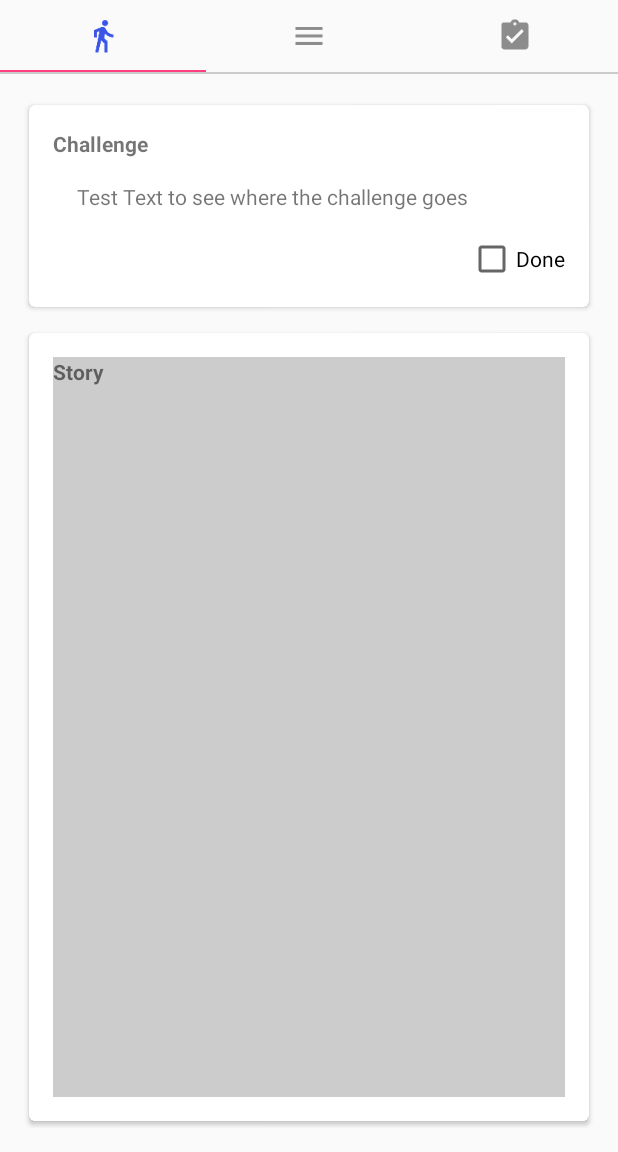
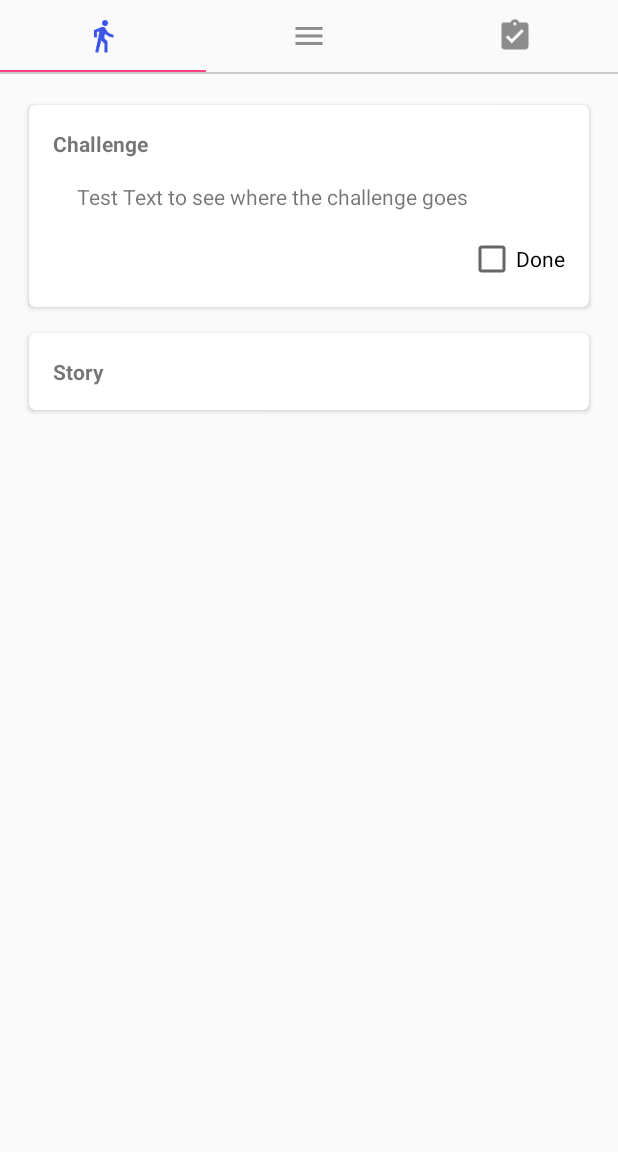
Before and after one commit to parousia/sojourner, an Android app: the screen it shows after launch (MainActivity), on a phone screen of 412 x 824 dp, the part 84-1236 px from its top. Run offline under Robolectric (Android 15) with nearby library versions, the phone set to English and light mode, and no system bars.

Commit message:
Update JourneyFragment Layout

```diff
--- a/app/src/main/res/layout/fragment_journey.xml
+++ b/app/src/main/res/layout/fragment_journey.xml
@@ -30,6 +30,7 @@
                 android:layout_height="wrap_content"
                 android:layout_below="@id/challenge_title_textView"
                 android:layout_margin="16dp"
+                android:layout_marginRight="-8dp"
                 android:text="Test Text to see where the challenge goes"/>
 
             <CheckBox
@@ -47,7 +48,7 @@
         android:id="@+id/journey_scene_cardview"
         style="@style/CustomCardView"
         android:layout_width="match_parent"
-        android:layout_height="match_parent"
+        android:layout_height="wrap_content"
         android:layout_marginTop="8dp">
 
         <FrameLayout
```
